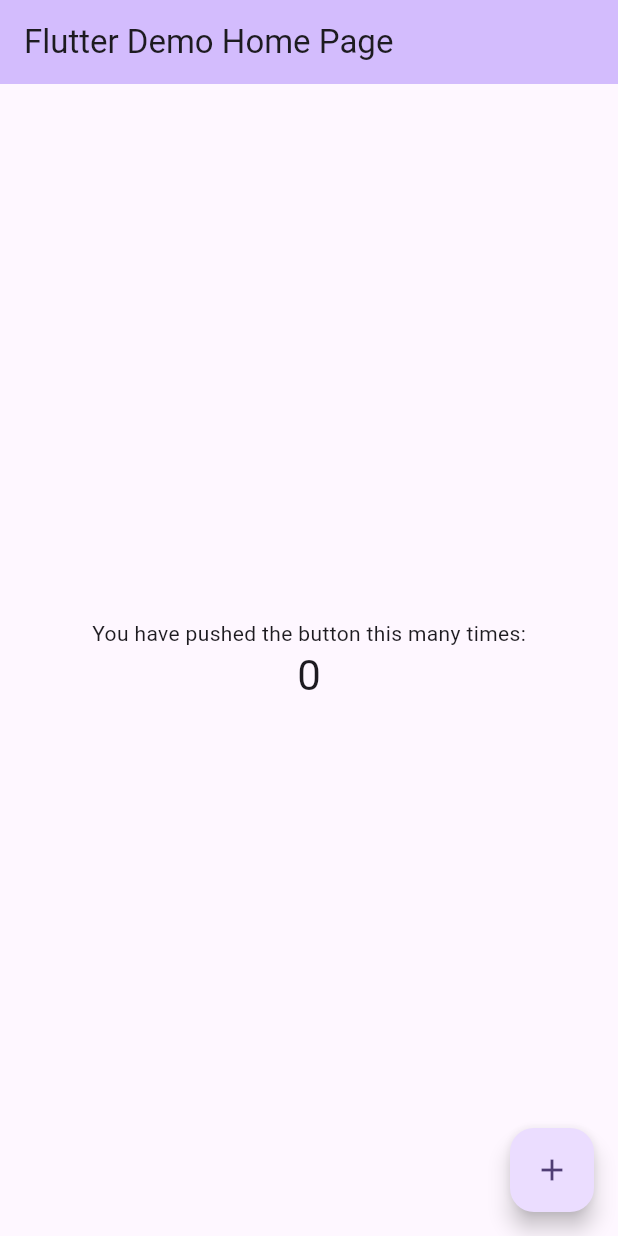
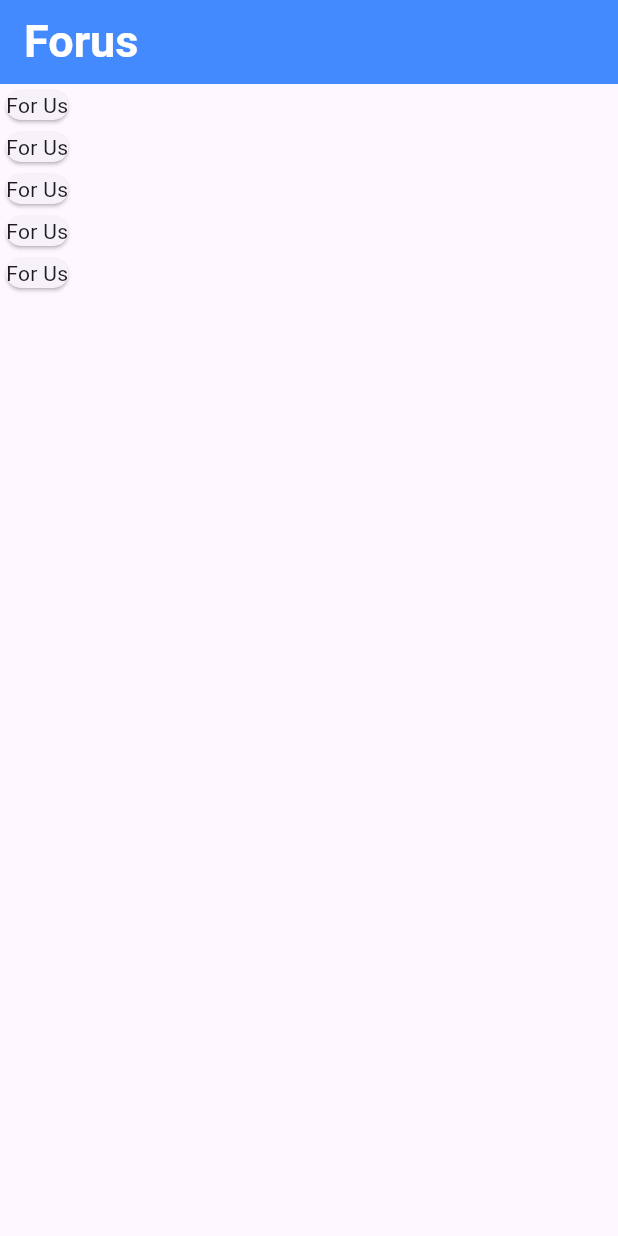
Before and after one commit to Viriyadhi/Forus, a Flutter app: the screen it shows after launch, on a phone screen of 412 x 824 dp. Run offline on Flutter 3.47's test engine with Material 3 defaults, Android fonts, the phone set to English and light mode, and no system bars.

Commit message:
chore[VS]: misscom be like

```diff
--- /dev/null
+++ b/lib/home_page.dart
@@ -0,0 +1,39 @@
+import 'package:flutter/material.dart';
+
+class HomePage extends StatefulWidget {
+  const HomePage({super.key});
+
+  @override
+  State<HomePage> createState() => _HomePageState();
+}
+
+class _HomePageState extends State<HomePage> {
+  List<String> names = [
+    'For Us',
+    'For Us',
+    'For Us',
+    'For Us',
+    'For Us',
+  ];
+
+  @override
+  Widget build(BuildContext context) {
+    return Scaffold(
+        appBar: AppBar(
+          title: const Text('Forus',
+              style: TextStyle(
+                color: Colors.white,
+                fontSize: 30,
+                fontWeight: FontWeight.bold,
+              )),
+          backgroundColor: Colors.blueAccent,
+        ),
+        body: Column(
+          children: names
+              .map((name) => Card(
+                    child: Text(name),
+                  ))
+              .toList(),
+        ));
+  }
+}
--- a/lib/main.dart
+++ b/lib/main.dart
@@ -1,125 +1,6 @@
 import 'package:flutter/material.dart';
+import 'package:forus/home_page.dart';
 
-void main() {
-  runApp(const MyApp());
-}
-
-class MyApp extends StatelessWidget {
-  const MyApp({super.key});
-
-  // This widget is the root of your application.
-  @override
-  Widget build(BuildContext context) {
-    return MaterialApp(
-      title: 'Flutter Demo',
-      theme: ThemeData(
-        // This is the theme of your application.
-        //
-        // TRY THIS: Try running your application with "flutter run". You'll see
-        // the application has a purple toolbar. Then, without quitting the app,
-        // try changing the seedColor in the colorScheme below to Colors.green
-        // and then invoke "hot reload" (save your changes or press the "hot
-        // reload" button in a Flutter-supported IDE, or press "r" if you used
-        // the command line to start the app).
-        //
-        // Notice that the counter didn't reset back to zero; the application
-        // state is not lost during the reload. To reset the state, use hot
-        // restart instead.
-        //
-        // This works for code too, not just values: Most code changes can be
-        // tested with just a hot reload.
-        colorScheme: ColorScheme.fromSeed(seedColor: Colors.deepPurple),
-        useMaterial3: true,
-      ),
-      home: const MyHomePage(title: 'Flutter Demo Home Page'),
-    );
-  }
-}
-
-class MyHomePage extends StatefulWidget {
-  const MyHomePage({super.key, required this.title});
-
-  // This widget is the home page of your application. It is stateful, meaning
-  // that it has a State object (defined below) that contains fields that affect
-  // how it looks.
-
-  // This class is the configuration for the state. It holds the values (in this
-  // case the title) provided by the parent (in this case the App widget) and
-  // used by the build method of the State. Fields in a Widget subclass are
-  // always marked "final".
-
-  final String title;
-
-  @override
-  State<MyHomePage> createState() => _MyHomePageState();
-}
-
-class _MyHomePageState extends State<MyHomePage> {
-  int _counter = 0;
-
-  void _incrementCounter() {
-    setState(() {
-      // This call to setState tells the Flutter framework that something has
-      // changed in this State, which causes it to rerun the build method below
-      // so that the display can reflect the updated values. If we changed
-      // _counter without calling setState(), then the build method would not be
-      // called again, and so nothing would appear to happen.
-      _counter++;
-    });
-  }
-
-  @override
-  Widget build(BuildContext context) {
-    // This method is rerun every time setState is called, for instance as done
-    // by the _incrementCounter method above.
-    //
-    // The Flutter framework has been optimized to make rerunning build methods
-    // fast, so that you can just rebuild anything that needs updating rather
-    // than having to individually change instances of widgets.
-    return Scaffold(
-      appBar: AppBar(
-        // TRY THIS: Try changing the color here to a specific color (to
-        // Colors.amber, perhaps?) and trigger a hot reload to see the AppBar
-        // change color while the other colors stay the same.
-        backgroundColor: Theme.of(context).colorScheme.inversePrimary,
-        // Here we take the value from the MyHomePage object that was created by
-        // the App.build method, and use it to set our appbar title.
-        title: Text(widget.title),
-      ),
-      body: Center(
-        // Center is a layout widget. It takes a single child and positions it
-        // in the middle of the parent.
-        child: Column(
-          // Column is also a layout widget. It takes a list of children and
-          // arranges them vertically. By default, it sizes itself to fit its
-          // children horizontally, and tries to be as tall as its parent.
-          //
-          // Column has various properties to control how it sizes itself and
-          // how it positions its children. Here we use mainAxisAlignment to
-          // center the children vertically; the main axis here is the vertical
-          // axis because Columns are vertical (the cross axis would be
-          // horizontal).
-          //
-          // TRY THIS: Invoke "debug painting" (choose the "Toggle Debug Paint"
-          // action in the IDE, or press "p" in the console), to see the
-          // wireframe for each widget.
-          mainAxisAlignment: MainAxisAlignment.center,
-          children: <Widget>[
-            const Text(
-              'You have pushed the button this many times:',
-            ),
-            Text(
-              '$_counter',
-              style: Theme.of(context).textTheme.headlineMedium,
-            ),
-          ],
-        ),
-      ),
-      floatingActionButton: FloatingActionButton(
-        onPressed: _incrementCounter,
-        tooltip: 'Increment',
-        child: const Icon(Icons.add),
-      ), // This trailing comma makes auto-formatting nicer for build methods.
-    );
-  }
-}
+void main() => runApp(const MaterialApp(
+      home: HomePage(),
+    ));
```
